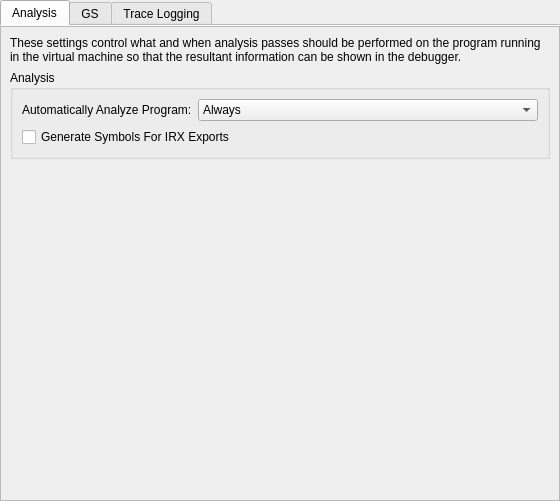
The window that pcsx2-qt/Settings/DebugSettingsWidget.ui (PCSX2/pcsx2) describes before a commit, drawn with Qt 5.
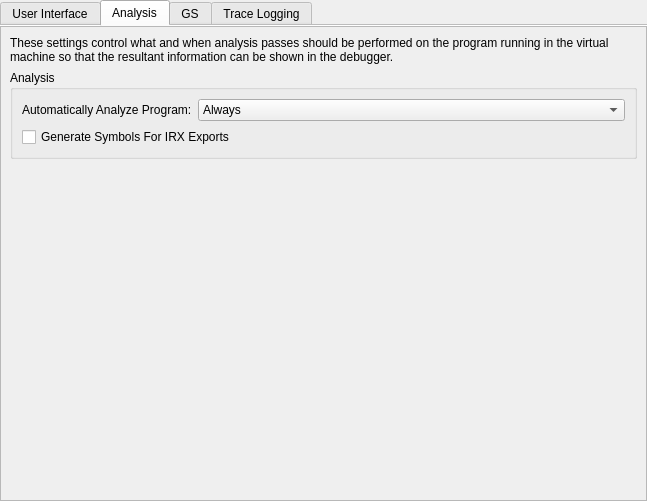
The same window after the commit. The open tabs and pages were chosen to show the change.

Patch:
```diff
--- a/pcsx2-qt/Settings/DebugSettingsWidget.ui
+++ b/pcsx2-qt/Settings/DebugSettingsWidget.ui
@@ -6,7 +6,7 @@
    <rect>
     <x>0</x>
     <y>0</y>
-    <width>527</width>
+    <width>647</width>
     <height>501</height>
    </rect>
   </property>
@@ -31,6 +31,11 @@
      <property name="documentMode">
       <bool>true</bool>
      </property>
+     <widget class="QWidget" name="userInterfaceWidget">
+      <attribute name="title">
+       <string>User Interface</string>
+      </attribute>
+     </widget>
      <widget class="QWidget" name="analysisTabWidget">
       <attribute name="title">
        <string>Analysis</string>
@@ -58,8 +63,8 @@
            <rect>
             <x>0</x>
             <y>0</y>
-            <width>523</width>
-            <height>464</height>
+            <width>645</width>
+            <height>469</height>
            </rect>
           </property>
           <layout class="QVBoxLayout" name="verticalLayout_4">
```
